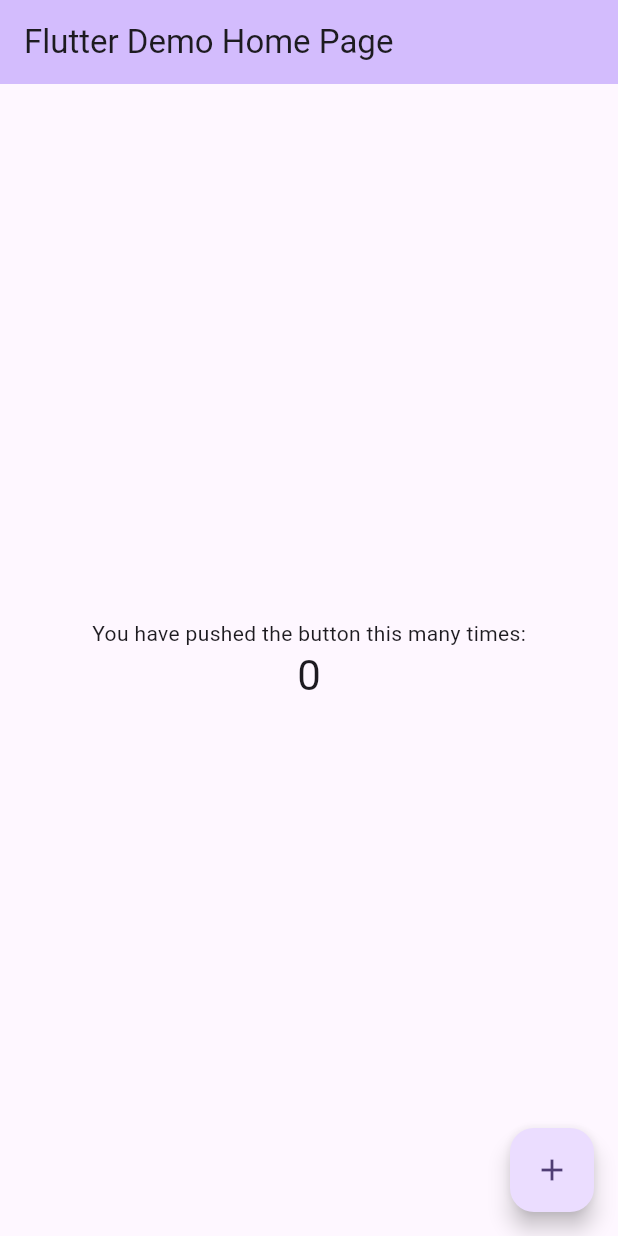
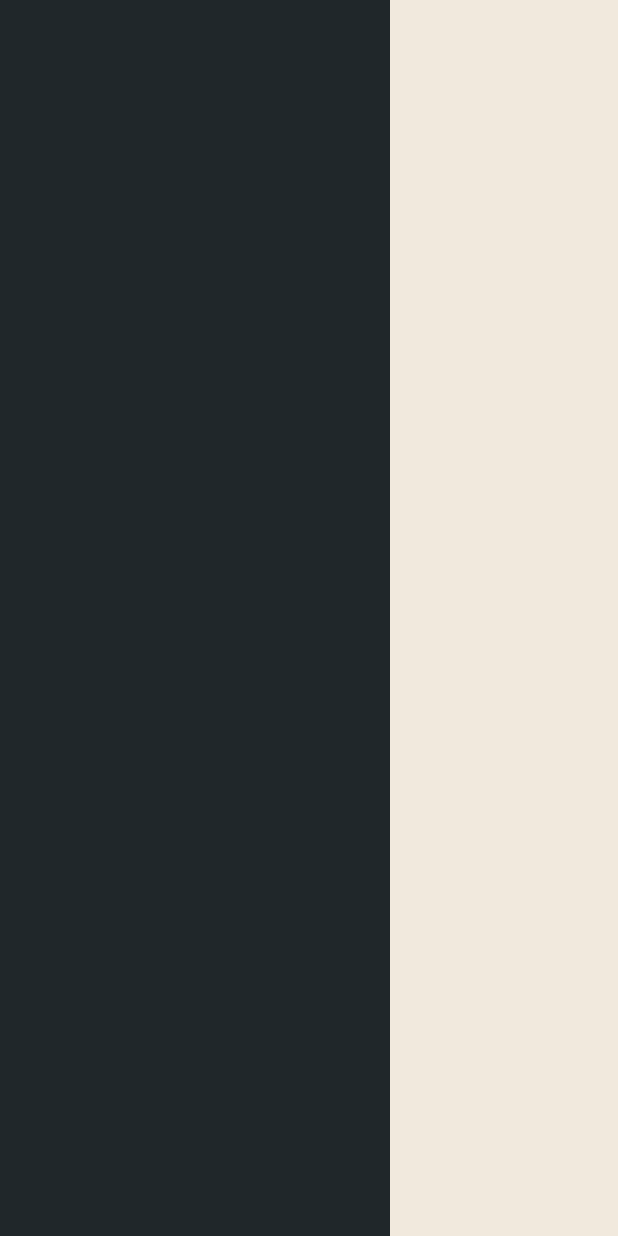
Before and after one commit to kaffeinesloth/ShredNote, a Flutter app: the screen it shows after launch, on a phone screen of 412 x 824 dp. Run offline on Flutter 3.47's test engine with Material 3 defaults, Android fonts, the phone set to English and light mode, and no system bars.

Commit message:
add the first 2 columns

```diff
--- /dev/null
+++ b/lib/app.dart
@@ -0,0 +1,24 @@
+import 'package:flutter/material.dart';
+
+import 'screens/workspace_screen.dart';
+
+class ShredNoteApp extends StatelessWidget {
+  const ShredNoteApp({super.key});
+
+  @override
+  Widget build(BuildContext context) {
+    return MaterialApp(
+      title: 'ShredNote',
+      debugShowCheckedModeBanner: false,
+      theme: ThemeData(
+        colorScheme: ColorScheme.fromSeed(
+          seedColor: const Color(0xFF7A5C3E),
+          brightness: Brightness.light,
+        ),
+        scaffoldBackgroundColor: const Color(0xFFF4F0E8),
+        useMaterial3: true,
+      ),
+      home: const WorkspaceScreen(),
+    );
+  }
+}
--- a/lib/main.dart
+++ b/lib/main.dart
@@ -1,122 +1,7 @@
 import 'package:flutter/material.dart';
 
+import 'app.dart';
+
 void main() {
-  runApp(const MyApp());
+  runApp(const ShredNoteApp());
 }
-
-class MyApp extends StatelessWidget {
-  const MyApp({super.key});
-
-  // This widget is the root of your application.
-  @override
-  Widget build(BuildContext context) {
-    return MaterialApp(
-      title: 'Flutter Demo',
-      theme: ThemeData(
-        // This is the theme of your application.
-        //
-        // TRY THIS: Try running your application with "flutter run". You'll see
-        // the application has a purple toolbar. Then, without quitting the app,
-        // try changing the seedColor in the colorScheme below to Colors.green
-        // and then invoke "hot reload" (save your changes or press the "hot
-        // reload" button in a Flutter-supported IDE, or press "r" if you used
-        // the command line to start the app).
-        //
-        // Notice that the counter didn't reset back to zero; the application
-        // state is not lost during the reload. To reset the state, use hot
-        // restart instead.
-        //
-        // This works for code too, not just values: Most code changes can be
-        // tested with just a hot reload.
-        colorScheme: .fromSeed(seedColor: Colors.deepPurple),
-      ),
-      home: const MyHomePage(title: 'Flutter Demo Home Page'),
-    );
-  }
-}
-
-class MyHomePage extends StatefulWidget {
-  const MyHomePage({super.key, required this.title});
-
-  // This widget is the home page of your application. It is stateful, meaning
-  // that it has a State object (defined below) that contains fields that affect
-  // how it looks.
-
-  // This class is the configuration for the state. It holds the values (in this
-  // case the title) provided by the parent (in this case the App widget) and
-  // used by the build method of the State. Fields in a Widget subclass are
-  // always marked "final".
-
-  final String title;
-
-  @override
-  State<MyHomePage> createState() => _MyHomePageState();
-}
-
-class _MyHomePageState extends State<MyHomePage> {
-  int _counter = 0;
-
-  void _incrementCounter() {
-    setState(() {
-      // This call to setState tells the Flutter framework that something has
-      // changed in this State, which causes it to rerun the build method below
-      // so that the display can reflect the updated values. If we changed
-      // _counter without calling setState(), then the build method would not be
-      // called again, and so nothing would appear to happen.
-      _counter++;
-    });
-  }
-
-  @override
-  Widget build(BuildContext context) {
-    // This method is rerun every time setState is called, for instance as done
-    // by the _incrementCounter method above.
-    //
-    // The Flutter framework has been optimized to make rerunning build methods
-    // fast, so that you can just rebuild anything that needs updating rather
-    // than having to individually change instances of widgets.
-    return Scaffold(
-      appBar: AppBar(
-        // TRY THIS: Try changing the color here to a specific color (to
-        // Colors.amber, perhaps?) and trigger a hot reload to see the AppBar
-        // change color while the other colors stay the same.
-        backgroundColor: Theme.of(context).colorScheme.inversePrimary,
-        // Here we take the value from the MyHomePage object that was created by
-        // the App.build method, and use it to set our appbar title.
-        title: Text(widget.title),
-      ),
-      body: Center(
-        // Center is a layout widget. It takes a single child and positions it
-        // in the middle of the parent.
-        child: Column(
-          // Column is also a layout widget. It takes a list of children and
-          // arranges them vertically. By default, it sizes itself to fit its
-          // children horizontally, and tries to be as tall as its parent.
-          //
-          // Column has various properties to control how it sizes itself and
-          // how it positions its children. Here we use mainAxisAlignment to
-          // center the children vertically; the main axis here is the vertical
-          // axis because Columns are vertical (the cross axis would be
-          // horizontal).
-          //
-          // TRY THIS: Invoke "debug painting" (choose the "Toggle Debug Paint"
-          // action in the IDE, or press "p" in the console), to see the
-          // wireframe for each widget.
-          mainAxisAlignment: .center,
-          children: [
-            const Text('You have pushed the button this many times:'),
-            Text(
-              '$_counter',
-              style: Theme.of(context).textTheme.headlineMedium,
-            ),
-          ],
-        ),
-      ),
-      floatingActionButton: FloatingActionButton(
-        onPressed: _incrementCounter,
-        tooltip: 'Increment',
-        child: const Icon(Icons.add),
-      ),
-    );
-  }
-}
--- /dev/null
+++ b/lib/screens/workspace_screen.dart
@@ -0,0 +1,29 @@
+import 'package:flutter/material.dart';
+
+class WorkspaceScreen extends StatelessWidget {
+  const WorkspaceScreen({super.key});
+
+  @override
+  Widget build(BuildContext context) {
+    return const Scaffold(
+      body: SafeArea(
+        child: Row(
+          crossAxisAlignment: CrossAxisAlignment.stretch,
+          children: [
+            SizedBox(
+              width: 260,
+              child: DecoratedBox(
+                decoration: BoxDecoration(color: Color(0xFF20272A)),
+              ),
+            ),
+            Expanded(
+              child: DecoratedBox(
+                decoration: BoxDecoration(color: Color(0xFFF1E9DD)),
+              ),
+            ),
+          ],
+        ),
+      ),
+    );
+  }
+}
```
Also changed, not shown: 1 other file.
